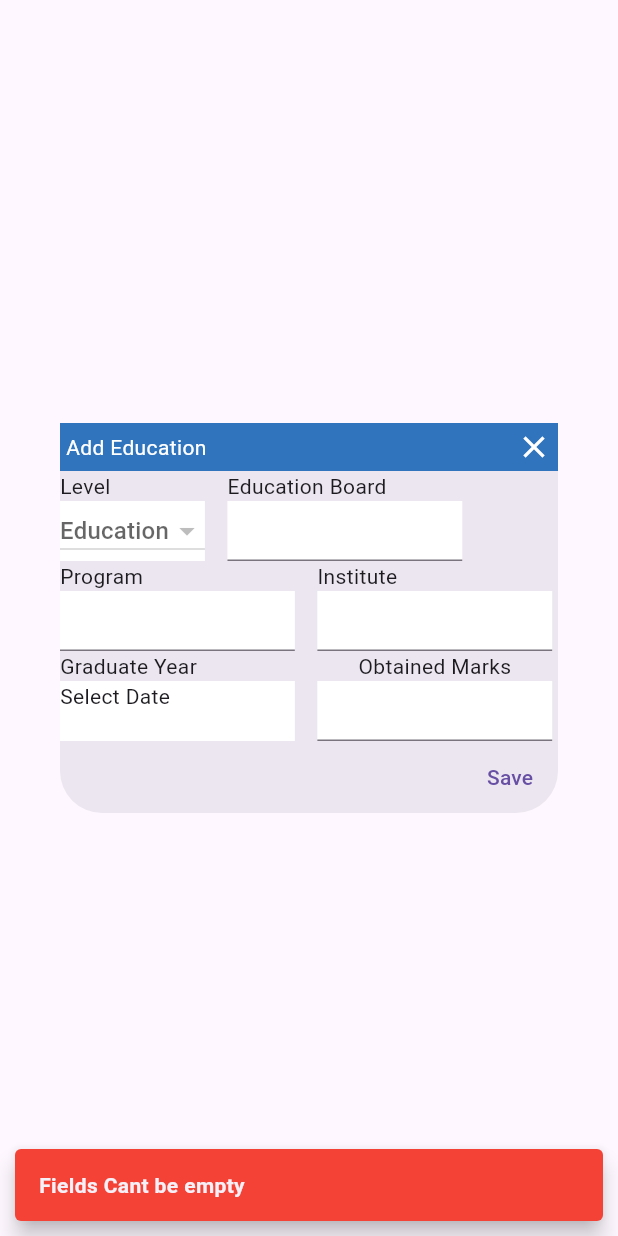
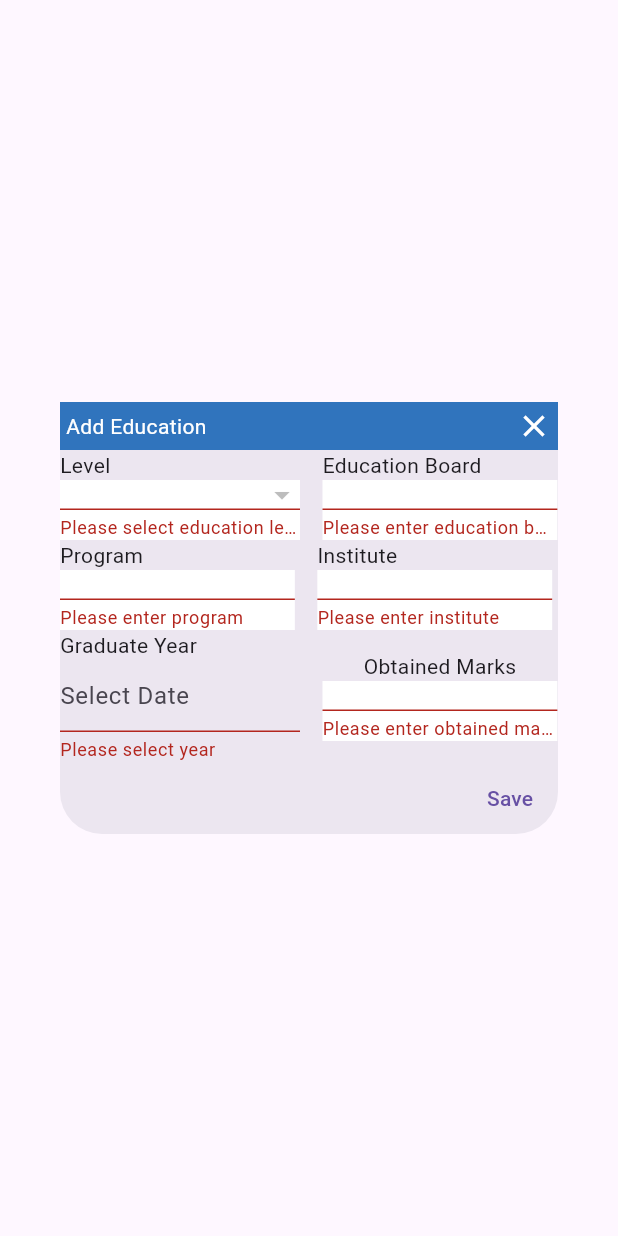
Before and after one commit to InvokeMe123/shramsansar, a Flutter app: the AddEducation widget shown alone on an empty page, opened directly with empty values, after a tap on "Save", on a phone screen of 412 x 824 dp. Run offline on Flutter 3.47's test engine with Material 3 defaults, Android fonts, the light colour scheme and no system bars; our stand-ins replace cached_network_image, dartz, dio, file_picker, flutter_html, flutter_riverpod and 5 more; missing offline and left inert: number_pagination; accounts and stored records are empty; network calls fail.

Commit message:
Added: Validation when adding education

```diff
--- a/lib/features/edit_profile/presentation/views/widgets/add_education.dart
+++ b/lib/features/edit_profile/presentation/views/widgets/add_education.dart
@@ -1,3 +1,5 @@
+import 'dart:developer';
+
 import 'package:flutter/material.dart';
 import 'package:flutter_riverpod/flutter_riverpod.dart';
 import 'package:intl/intl.dart';
@@ -23,6 +25,7 @@ class _AddEducationState extends ConsumerState<AddEducation> {
   TextEditingController educationBoard = TextEditingController();
   TextEditingController institute = TextEditingController();
   TextEditingController obtainedMarks = TextEditingController();
+  final graduateYearController = TextEditingController();
 
   String ed = 'Education';
   String? educ;
@@ -35,9 +38,14 @@ class _AddEducationState extends ConsumerState<AddEducation> {
 
   DateTime? selectedDate;
 
+  // for validating the form
+  final _formKey = GlobalKey<FormState>();
+
   @override
   Widget build(BuildContext context) {
-    return AlertDialog(
+    return Form(
+      key: _formKey,
+      child: AlertDialog(
         contentPadding: const EdgeInsets.all(0),
         content: Column(
           mainAxisSize: MainAxisSize.min,
@@ -69,12 +77,19 @@ class _AddEducationState extends ConsumerState<AddEducation> {
                     const Text('Level'),
                     Container(
                       height: 40,
+                      width: 160,
                       decoration: const BoxDecoration(
                         color: Colors.white,
                       ),
-                    child: DropdownButton<String>(
+                      child: DropdownButtonFormField<String>(
                         hint: const Text('Education'),
                         value: educ,
+                        validator: (value) {
+                          if (value == null || value.isEmpty) {
+                            return 'Please select education level';
+                          }
+                          return null;
+                        },
                         items: widget.educationLevel.map((eduList) {
                           return DropdownMenuItem<String>(
                             value: eduList,
@@ -107,10 +122,16 @@ class _AddEducationState extends ConsumerState<AddEducation> {
                       decoration: const BoxDecoration(
                         color: Colors.white,
                       ),
-                    child: TextField(
+                      child: TextFormField(
                         controller: educationBoard,
                         textInputAction: TextInputAction.next,
                         keyboardType: TextInputType.name,
+                        validator: (value) {
+                          if (value == null || value.isEmpty) {
+                            return 'Please enter education board';
+                          }
+                          return null;
+                        },
                       ),
                     )
                   ],
@@ -129,10 +150,16 @@ class _AddEducationState extends ConsumerState<AddEducation> {
                       decoration: const BoxDecoration(
                         color: Colors.white,
                       ),
-                    child: TextField(
+                      child: TextFormField(
                         controller: program,
                         textInputAction: TextInputAction.next,
                         keyboardType: TextInputType.name,
+                        validator: (value) {
+                          if (value == null || value.isEmpty) {
+                            return 'Please enter program';
+                          }
+                          return null;
+                        },
                       ),
                     )
                   ],
@@ -150,10 +177,16 @@ class _AddEducationState extends ConsumerState<AddEducation> {
                       decoration: const BoxDecoration(
                         color: Colors.white,
                       ),
-                    child: TextField(
+                      child: TextFormField(
                         controller: institute,
                         textInputAction: TextInputAction.next,
                         keyboardType: TextInputType.name,
+                        validator: (value) {
+                          if (value == null || value.isEmpty) {
+                            return 'Please enter institute';
+                          }
+                          return null;
+                        },
                       ),
                     )
                   ],
@@ -162,8 +195,25 @@ class _AddEducationState extends ConsumerState<AddEducation> {
             ),
             Row(
               children: [
-              GestureDetector(
+                Column(
+                  crossAxisAlignment: CrossAxisAlignment.start,
+                  children: [
+                    const Text('Graduate Year'),
+                    SizedBox(
+                      width: 160,
+                      child: TextFormField(
+                        decoration: InputDecoration(hintText: "Select Date"),
+                        textInputAction: TextInputAction.next,
+                        controller: graduateYearController,
+                        keyboardType: TextInputType.name,
+                        validator: (value) {
+                          if (value == null || value.isEmpty) {
+                            return 'Please select year';
+                          }
+                          return null;
+                        },
                         onTap: () async {
+                          FocusScope.of(context).requestFocus(new FocusNode());
                           DateTime? picked = await showDatePicker(
                               context: context,
                               initialDate: DateTime.now(),
@@ -172,24 +222,13 @@ class _AddEducationState extends ConsumerState<AddEducation> {
                           if (picked != null) {
                             setState(() {
                               selectedDate = picked;
+                              graduateYearController.text = _formatDate(picked);
                             });
                           }
                         },
-                child: Column(
-                  crossAxisAlignment: CrossAxisAlignment.start,
-                  children: [
-                    const Text('Graduate Year'),
-                    Container(
-                        height: 40,
-                        width: MediaQuery.sizeOf(context).width * 0.38,
-                        decoration: const BoxDecoration(
-                          color: Colors.white,
                       ),
-                        child: Text(_formatDate(selectedDate).isEmpty
-                            ? 'Select Date'
-                            : _formatDate(selectedDate))),
+                    ),
                   ],
-                ),
                 ),
                 const SizedBox(width: 15),
                 Column(
@@ -201,10 +240,16 @@ class _AddEducationState extends ConsumerState<AddEducation> {
                       decoration: const BoxDecoration(
                         color: Colors.white,
                       ),
-                    child: TextField(
+                      child: TextFormField(
                         controller: obtainedMarks,
                         textInputAction: TextInputAction.next,
                         keyboardType: TextInputType.name,
+                        validator: (value) {
+                          if (value == null || value.isEmpty) {
+                            return 'Please enter obtained marks';
+                          }
+                          return null;
+                        },
                       ),
                     )
                   ],
@@ -216,6 +261,7 @@ class _AddEducationState extends ConsumerState<AddEducation> {
                 const Spacer(),
                 TextButton(
                     onPressed: () {
+                      if (_formKey.currentState!.validate()) {
                         if (program.text.isEmpty ||
                             educationBoard.text.isEmpty ||
                             institute.text.isEmpty ||
@@ -225,7 +271,8 @@ class _AddEducationState extends ConsumerState<AddEducation> {
                         }
                         EducationReqModel educationReqModel = EducationReqModel(
                             level_id: levelID.toString(),
-                        levelName: widget.educationLevel.elementAt(levelID - 1),
+                            levelName:
+                                widget.educationLevel.elementAt(levelID - 1),
                             program: program.text,
                             board: educationBoard.text,
                             institute: institute.text,
@@ -243,15 +290,18 @@ class _AddEducationState extends ConsumerState<AddEducation> {
                             showCustomSnackBar(
                                 'Education added successfully', context);
                           } else {
-                        showCustomSnackBar('Failed to add education', context);
+                            showCustomSnackBar(
+                                'Failed to add education', context);
                           }
                         });
+                      }
                     },
                     child: const Text('Save'))
               ],
             )
           ],
         ),
+      ),
     );
   }
 }
```
Lines whose indentation alone changed are shown as unchanged.
